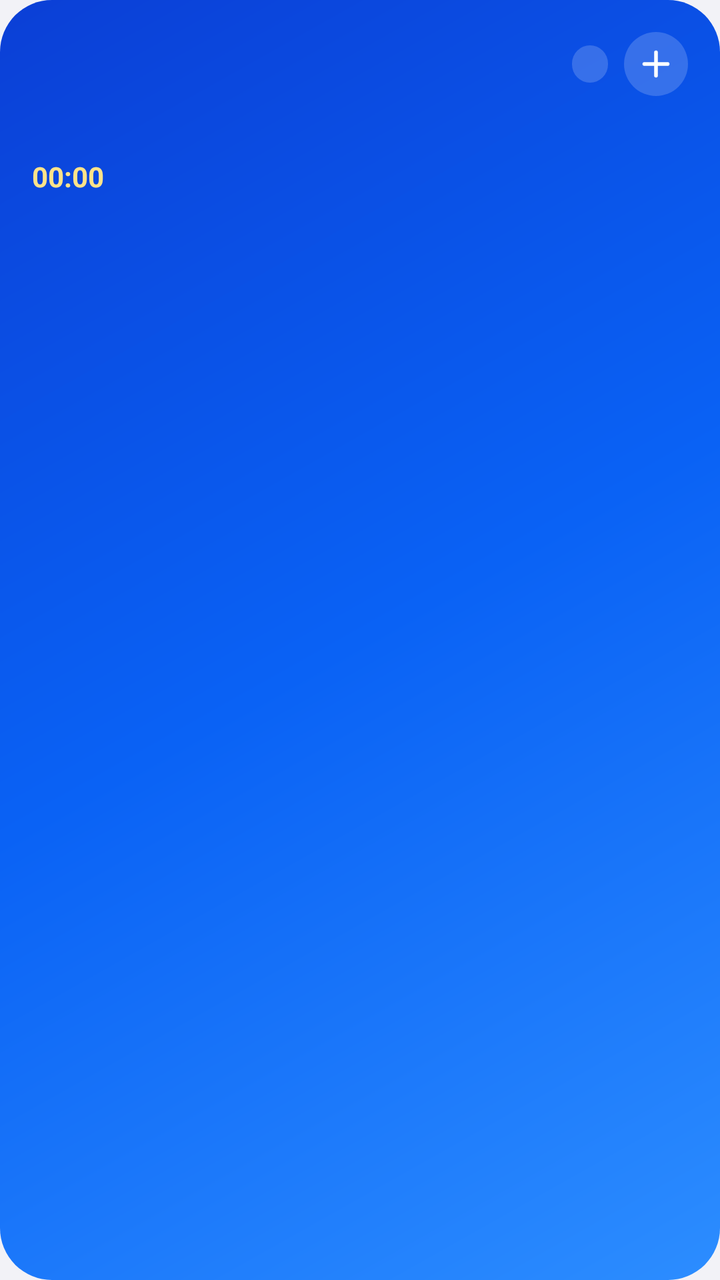
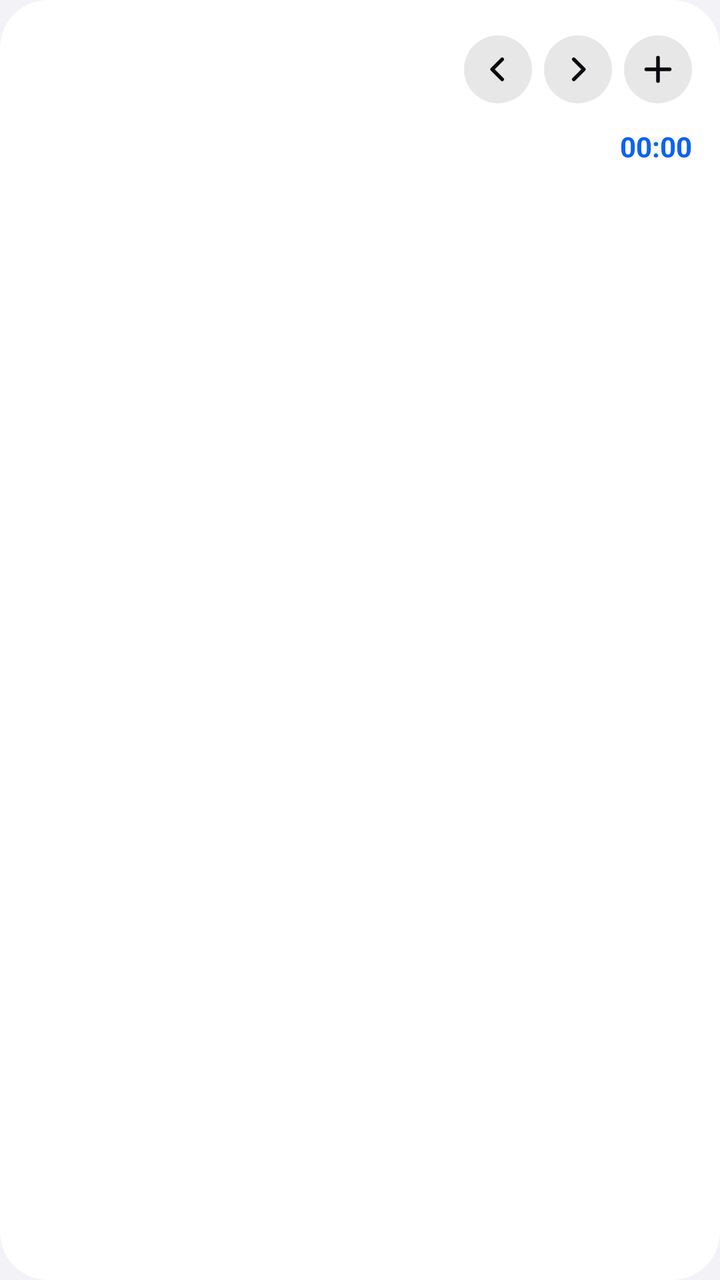

Two renders of the same Android screen: before a commit and after it. Below are the layout's source before the change and the commit's diff.
<!-- AndroidManifest.xml: application theme AppTheme -->
<!-- res/layout/widget_today.xml -->
<?xml version="1.0" encoding="utf-8"?>
<LinearLayout xmlns:android="http://schemas.android.com/apk/res/android"
    android:id="@+id/root" android:layout_width="match_parent" android:layout_height="match_parent"
    android:background="@drawable/bg_widget" android:orientation="vertical" android:padding="16dp">
    <LinearLayout android:layout_width="match_parent" android:layout_height="wrap_content" android:gravity="center_vertical" android:orientation="horizontal">
        <TextView android:id="@+id/date" android:layout_width="0dp" android:layout_height="wrap_content" android:layout_weight="1"
            android:textColor="#FFFFFF" android:textSize="15sp" android:textStyle="bold" android:maxLines="1" />
        <TextView android:id="@+id/mode" android:layout_width="wrap_content" android:layout_height="wrap_content"
            android:background="@drawable/bg_chip" android:paddingStart="9dp" android:paddingEnd="9dp" android:paddingTop="2dp" android:paddingBottom="2dp"
            android:textColor="#FFFFFF" android:textSize="11sp" android:maxLines="1" />
        <ImageView android:id="@+id/add" android:layout_width="32dp" android:layout_height="32dp" android:layout_marginStart="8dp"
            android:background="@drawable/bg_chip" android:padding="6dp" android:src="@drawable/ic_add" android:contentDescription="ひとことで追加" />
    </LinearLayout>
    <TextView android:id="@+id/status" android:layout_width="match_parent" android:layout_height="wrap_content" android:layout_marginTop="8dp"
        android:textColor="#FFFFFF" android:textSize="17sp" android:textStyle="bold" android:maxLines="1" android:ellipsize="end" />
    <LinearLayout android:layout_width="match_parent" android:layout_height="wrap_content" android:orientation="horizontal" android:gravity="center_vertical">
        <Chronometer android:id="@+id/chrono" android:layout_width="wrap_content" android:layout_height="wrap_content"
            android:textColor="#FFE38A" android:textSize="14sp" android:textStyle="bold" android:layout_marginEnd="10dp" />
        <TextView android:id="@+id/sub" android:layout_width="0dp" android:layout_height="wrap_content" android:layout_weight="1"
            android:textColor="#CCFFFFFF" android:textSize="12.5sp" android:maxLines="1" android:ellipsize="end" />
    </LinearLayout>
    <LinearLayout android:id="@+id/rows" android:layout_width="match_parent" android:layout_height="0dp" android:layout_weight="1"
        android:layout_marginTop="8dp" android:orientation="vertical" />
    <TextView android:id="@+id/foot" android:layout_width="match_parent" android:layout_height="wrap_content"
        android:textColor="#B3FFFFFF" android:textSize="11sp" android:gravity="end" android:maxLines="1" />
</LinearLayout>
<!-- resources referenced by this layout -->
<resources>
  <!-- drawable bg_chip (drawable) -->
  <?xml version="1.0" encoding="utf-8"?>
  <shape xmlns:android="http://schemas.android.com/apk/res/android" android:shape="rectangle">
      <solid android:color="#2EFFFFFF" />
      <corners android:radius="999dp" />
  </shape>
  <!-- drawable bg_widget (drawable) -->
  <?xml version="1.0" encoding="utf-8"?>
  <shape xmlns:android="http://schemas.android.com/apk/res/android" android:shape="rectangle">
      <gradient android:angle="315" android:startColor="#0B3FD6" android:centerColor="#0A62F5" android:endColor="#2C8DFF" android:type="linear" />
      <corners android:radius="26dp" />
  </shape>
  <!-- drawable ic_add (drawable) -->
  <vector xmlns:android="http://schemas.android.com/apk/res/android" android:width="24dp" android:height="24dp" android:viewportWidth="24" android:viewportHeight="24">
      <path android:fillColor="#00000000" android:strokeColor="#FFFFFF" android:strokeWidth="2.2" android:strokeLineCap="round" android:pathData="M12,5v14M5,12h14" />
  </vector>
  <style name="AppTheme" parent="android:Theme.Material.Light.NoActionBar">
          <item name="android:windowBackground">@color/bg</item>
          <item name="android:colorAccent">#0A62F5</item>
      </style>
  <color name="bg">#F2F2F7</color>
</resources>

<!-- the commit's change to res/layout/widget_today.xml (unified diff, before → after) -->
@@ -1,26 +1,28 @@
 <?xml version="1.0" encoding="utf-8"?>
 <LinearLayout xmlns:android="http://schemas.android.com/apk/res/android"
     android:id="@+id/root" android:layout_width="match_parent" android:layout_height="match_parent"
-    android:background="@drawable/bg_widget" android:orientation="vertical" android:padding="16dp">
+    android:background="@drawable/bg_card" android:orientation="vertical" android:paddingStart="18dp" android:paddingEnd="14dp" android:paddingTop="14dp" android:paddingBottom="12dp">
     <LinearLayout android:layout_width="match_parent" android:layout_height="wrap_content" android:gravity="center_vertical" android:orientation="horizontal">
-        <TextView android:id="@+id/date" android:layout_width="0dp" android:layout_height="wrap_content" android:layout_weight="1"
-            android:textColor="#FFFFFF" android:textSize="15sp" android:textStyle="bold" android:maxLines="1" />
-        <TextView android:id="@+id/mode" android:layout_width="wrap_content" android:layout_height="wrap_content"
-            android:background="@drawable/bg_chip" android:paddingStart="9dp" android:paddingEnd="9dp" android:paddingTop="2dp" android:paddingBottom="2dp"
-            android:textColor="#FFFFFF" android:textSize="11sp" android:maxLines="1" />
-        <ImageView android:id="@+id/add" android:layout_width="32dp" android:layout_height="32dp" android:layout_marginStart="8dp"
-            android:background="@drawable/bg_chip" android:padding="6dp" android:src="@drawable/ic_add" android:contentDescription="ひとことで追加" />
+        <LinearLayout android:layout_width="0dp" android:layout_height="wrap_content" android:layout_weight="1" android:orientation="vertical">
+            <TextView android:id="@+id/date" android:layout_width="wrap_content" android:layout_height="wrap_content"
+                android:textColor="@color/card_fg" android:textSize="18sp" android:textStyle="bold" android:maxLines="1" />
+            <TextView android:id="@+id/mode" android:layout_width="wrap_content" android:layout_height="wrap_content"
+                android:textColor="@color/card_muted" android:textSize="12.5sp" android:textStyle="bold" android:maxLines="1" />
+        </LinearLayout>
+        <ImageView android:id="@+id/prev" android:layout_width="34dp" android:layout_height="34dp" android:background="@drawable/bg_icon_btn" android:padding="7dp" android:src="@drawable/ic_chev_left" android:contentDescription="前の日" />
+        <ImageView android:id="@+id/next" android:layout_width="34dp" android:layout_height="34dp" android:layout_marginStart="6dp" android:background="@drawable/bg_icon_btn" android:padding="7dp" android:src="@drawable/ic_chev_right" android:contentDescription="次の日" />
+        <ImageView android:id="@+id/add" android:layout_width="34dp" android:layout_height="34dp" android:layout_marginStart="6dp" android:background="@drawable/bg_icon_btn" android:padding="7dp" android:src="@drawable/ic_add_accent" android:contentDescription="ひとことで追加" />
     </LinearLayout>
-    <TextView android:id="@+id/status" android:layout_width="match_parent" android:layout_height="wrap_content" android:layout_marginTop="8dp"
-        android:textColor="#FFFFFF" android:textSize="17sp" android:textStyle="bold" android:maxLines="1" android:ellipsize="end" />
-    <LinearLayout android:layout_width="match_parent" android:layout_height="wrap_content" android:orientation="horizontal" android:gravity="center_vertical">
-        <Chronometer android:id="@+id/chrono" android:layout_width="wrap_content" android:layout_height="wrap_content"
-            android:textColor="#FFE38A" android:textSize="14sp" android:textStyle="bold" android:layout_marginEnd="10dp" />
-        <TextView android:id="@+id/sub" android:layout_width="0dp" android:layout_height="wrap_content" android:layout_weight="1"
-            android:textColor="#CCFFFFFF" android:textSize="12.5sp" android:maxLines="1" android:ellipsize="end" />
+    <LinearLayout android:id="@+id/nowbox" android:layout_width="match_parent" android:layout_height="wrap_content" android:layout_marginTop="8dp" android:orientation="horizontal" android:gravity="center_vertical">
+        <TextView android:id="@+id/status" android:layout_width="0dp" android:layout_height="wrap_content" android:layout_weight="1"
+            android:textColor="@color/accent" android:textSize="14sp" android:textStyle="bold" android:maxLines="1" android:ellipsize="end" />
+        <Chronometer android:id="@+id/chrono" android:layout_width="wrap_content" android:layout_height="wrap_content" android:layout_marginStart="8dp"
+            android:textColor="@color/accent" android:textSize="14sp" android:textStyle="bold" />
     </LinearLayout>
+    <TextView android:id="@+id/sub" android:layout_width="match_parent" android:layout_height="wrap_content" android:visibility="gone"
+        android:textColor="@color/card_muted" android:textSize="12sp" android:maxLines="1" android:ellipsize="end" />
     <LinearLayout android:id="@+id/rows" android:layout_width="match_parent" android:layout_height="0dp" android:layout_weight="1"
-        android:layout_marginTop="8dp" android:orientation="vertical" />
+        android:layout_marginTop="6dp" android:orientation="vertical" />
     <TextView android:id="@+id/foot" android:layout_width="match_parent" android:layout_height="wrap_content"
-        android:textColor="#B3FFFFFF" android:textSize="11sp" android:gravity="end" android:maxLines="1" />
+        android:textColor="@color/card_muted" android:textSize="11.5sp" android:gravity="end" android:maxLines="1" />
 </LinearLayout>
<!-- resource entries referenced after the edit -->
@@ -1,25 +1,37 @@
 <!-- resources referenced by this layout -->
 <resources>
-  <!-- drawable bg_chip (drawable) -->
+  <color name="accent">#FF0A62F5</color>
+  <color name="card_fg">#FF0B0B0F</color>
+  <color name="card_muted">#FF6C6C74</color>
+  <!-- drawable bg_card (drawable) -->
   <?xml version="1.0" encoding="utf-8"?>
   <shape xmlns:android="http://schemas.android.com/apk/res/android" android:shape="rectangle">
-      <solid android:color="#2EFFFFFF" />
-      <corners android:radius="999dp" />
+      <solid android:color="@color/card" />
+      <corners android:radius="24dp" />
   </shape>
-  <!-- drawable bg_widget (drawable) -->
+  <!-- drawable bg_icon_btn (drawable) -->
   <?xml version="1.0" encoding="utf-8"?>
-  <shape xmlns:android="http://schemas.android.com/apk/res/android" android:shape="rectangle">
-      <gradient android:angle="315" android:startColor="#0B3FD6" android:centerColor="#0A62F5" android:endColor="#2C8DFF" android:type="linear" />
-      <corners android:radius="26dp" />
+  <shape xmlns:android="http://schemas.android.com/apk/res/android" android:shape="oval">
+      <solid android:color="@color/card_line" />
   </shape>
-  <!-- drawable ic_add (drawable) -->
+  <!-- drawable ic_add_accent (drawable) -->
   <vector xmlns:android="http://schemas.android.com/apk/res/android" android:width="24dp" android:height="24dp" android:viewportWidth="24" android:viewportHeight="24">
-      <path android:fillColor="#00000000" android:strokeColor="#FFFFFF" android:strokeWidth="2.2" android:strokeLineCap="round" android:pathData="M12,5v14M5,12h14" />
+      <path android:fillColor="#00000000" android:strokeColor="@color/card_fg" android:strokeWidth="2.2" android:strokeLineCap="round" android:pathData="M12,5v14M5,12h14" />
+  </vector>
+  <!-- drawable ic_chev_left (drawable) -->
+  <vector xmlns:android="http://schemas.android.com/apk/res/android" android:width="24dp" android:height="24dp" android:viewportWidth="24" android:viewportHeight="24">
+      <path android:fillColor="#00000000" android:strokeColor="@color/card_fg" android:strokeWidth="2.2" android:strokeLineCap="round" android:strokeLineJoin="round" android:pathData="M14.5,6l-6,6l6,6" />
+  </vector>
+  <!-- drawable ic_chev_right (drawable) -->
+  <vector xmlns:android="http://schemas.android.com/apk/res/android" android:width="24dp" android:height="24dp" android:viewportWidth="24" android:viewportHeight="24">
+      <path android:fillColor="#00000000" android:strokeColor="@color/card_fg" android:strokeWidth="2.2" android:strokeLineCap="round" android:strokeLineJoin="round" android:pathData="M9.5,6l6,6l-6,6" />
   </vector>
   <style name="AppTheme" parent="android:Theme.Material.Light.NoActionBar">
           <item name="android:windowBackground">@color/bg</item>
           <item name="android:colorAccent">#0A62F5</item>
       </style>
+  <color name="card">#FFFFFFFF</color>
+  <color name="card_line">#1F3C3C43</color>
   <color name="bg">#F2F2F7</color>
 </resources>
 
